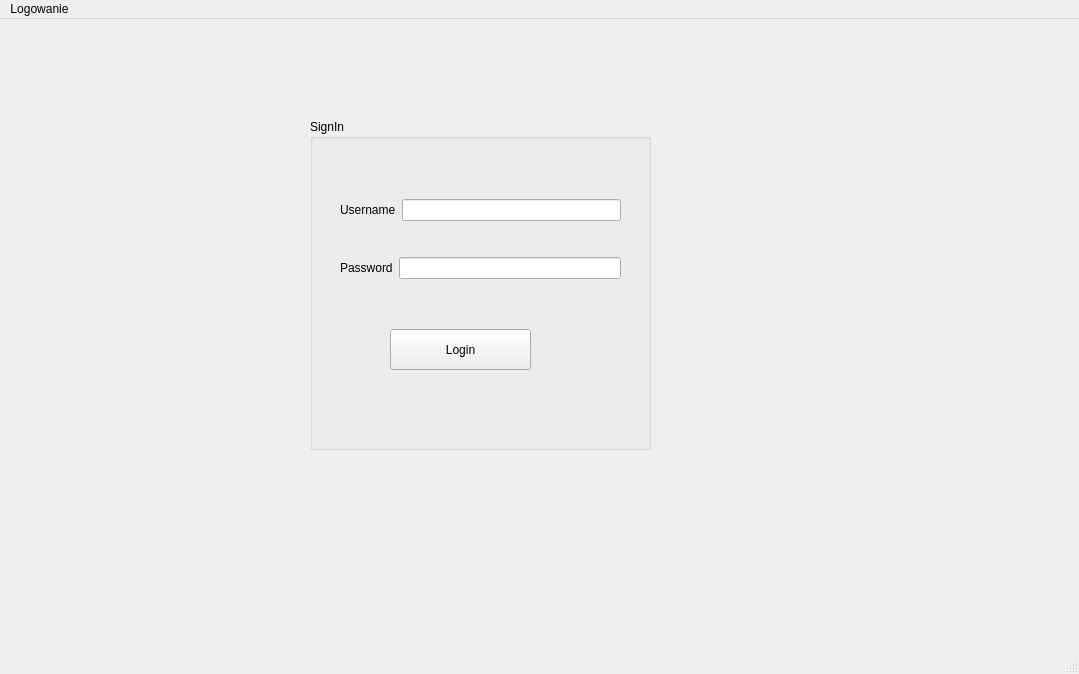
Old version of the form mainwindow.ui in the repository Dysky2/SEP.
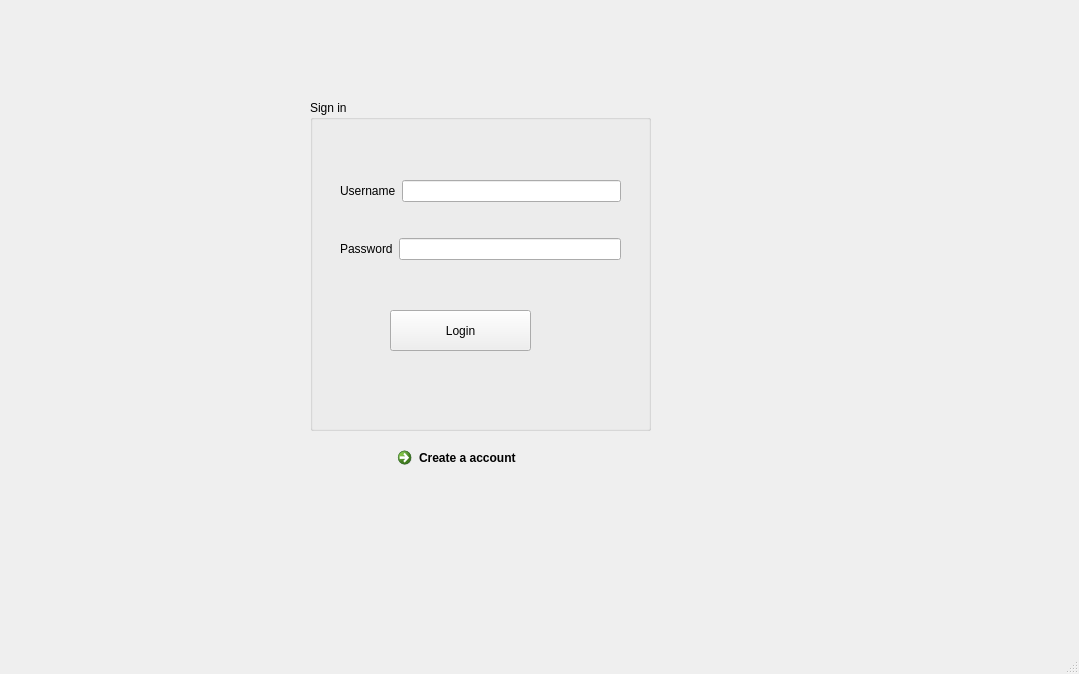
New version of the form.

Commit message: added class archetypes

The edit to the form file:
```diff
--- a/mainwindow.ui
+++ b/mainwindow.ui
@@ -30,7 +30,7 @@
      </rect>
     </property>
     <property name="title">
-     <string>SignIn</string>
+     <string>Sign in</string>
     </property>
     <widget class="QPushButton" name="pushButton_Login">
      <property name="geometry">
@@ -45,7 +45,7 @@
       <string>Login</string>
      </property>
     </widget>
-    <widget class="QWidget" name="">
+    <widget class="QWidget" name="layoutWidget">
      <property name="geometry">
       <rect>
        <x>30</x>
@@ -86,22 +86,19 @@
      </layout>
     </widget>
    </widget>
-  </widget>
-  <widget class="QMenuBar" name="menubar">
+   <widget class="QCommandLinkButton" name="commandLinkButton">
    <property name="geometry">
     <rect>
-     <x>0</x>
-     <y>0</y>
-     <width>1079</width>
-     <height>21</height>
-    </rect>
-   </property>
-   <widget class="QMenu" name="menuLogowanie">
-    <property name="title">
-     <string>Logowanie</string>
+      <x>390</x>
+      <y>440</y>
+      <width>187</width>
+      <height>41</height>
+     </rect>
+    </property>
+    <property name="text">
+     <string>Create a account</string>
     </property>
    </widget>
-   <addaction name="menuLogowanie"/>
   </widget>
   <widget class="QStatusBar" name="statusbar"/>
  </widget>
```
Lines whose indentation alone changed are shown as unchanged. The commit also changes 13 other files.
